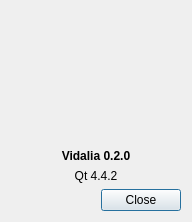
This is src/vidalia/about/aboutdialog.ui in a-ilin/vidalia as Qt 5 draws it before an edit. The edited form follows.
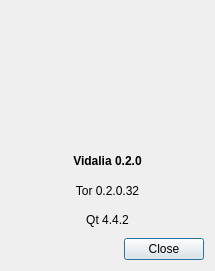
This is the edited form. Icons and pictures are not drawn.

Commit message:
Compromise on the Tor version thing.
svn:r3521

Diff of the .ui file:
```diff
--- a/src/vidalia/about/aboutdialog.ui
+++ b/src/vidalia/about/aboutdialog.ui
@@ -8,8 +8,8 @@
    <rect>
     <x>0</x>
     <y>0</y>
-    <width>192</width>
-    <height>220</height>
+    <width>215</width>
+    <height>271</height>
    </rect>
   </property>
   <property name="sizePolicy" >
@@ -67,6 +67,16 @@
      </property>
     </widget>
    </item>
+   <item>
+    <widget class="QLabel" name="lblTorVersion" >
+     <property name="text" >
+      <string>Tor 0.2.0.32</string>
+     </property>
+     <property name="alignment" >
+      <set>Qt::AlignCenter</set>
+     </property>
+    </widget>
+   </item>
    <item>
     <widget class="QLabel" name="lblQtVersion" >
      <property name="font" >
```
The commit also changes 1 other file.
